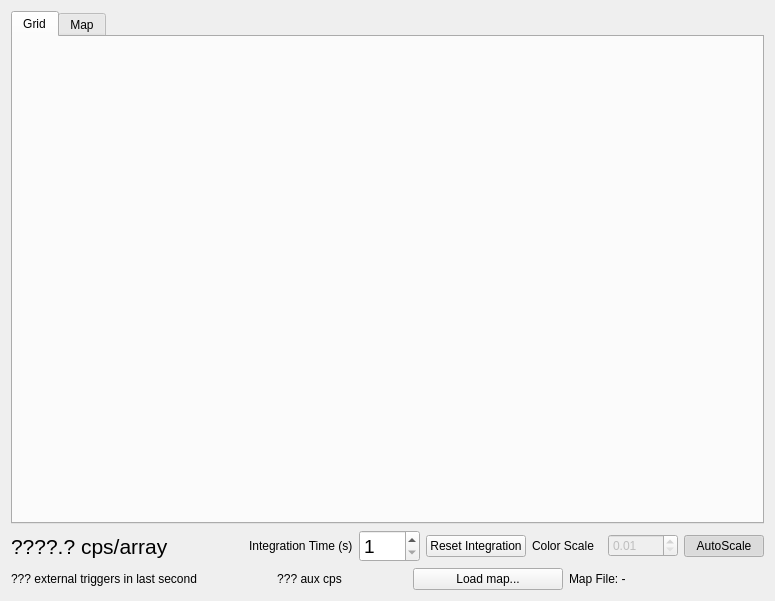
usnistgov/dastardcommander, file observe.ui: the form before one commit.
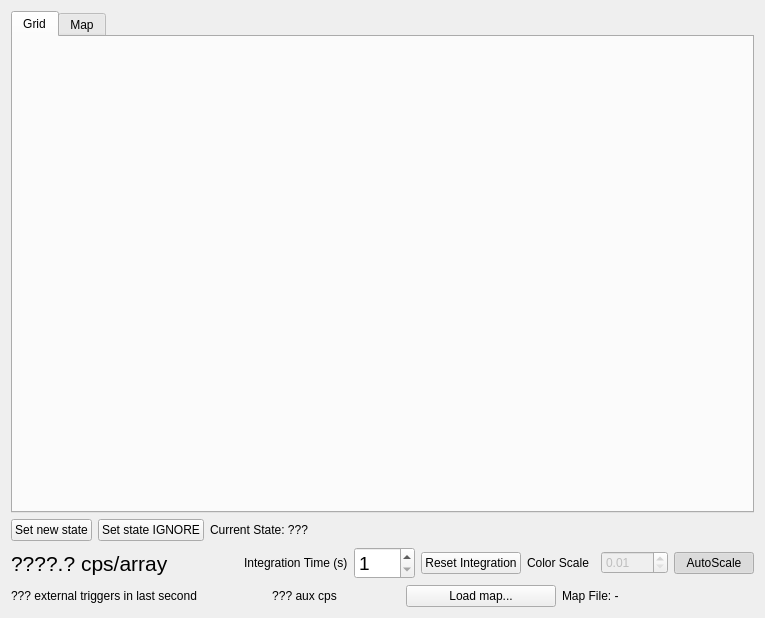
The form after the commit. The open tabs and pages were chosen to show the change.

Commit message: julia1.1 support and state setting buttons on observe tab

What changed in the file:
```diff
--- a/observe.ui
+++ b/observe.ui
@@ -6,15 +6,15 @@
    <rect>
     <x>0</x>
     <y>0</y>
-    <width>775</width>
-    <height>601</height>
+    <width>765</width>
+    <height>618</height>
    </rect>
   </property>
   <property name="windowTitle">
    <string>Form</string>
   </property>
-  <layout class="QVBoxLayout" name="verticalLayout">
-   <item>
+  <layout class="QGridLayout" name="gridLayout">
+   <item row="0" column="0">
     <layout class="QVBoxLayout" name="verticalLayout_countRateMap">
      <item>
       <widget class="QTabWidget" name="tabWidget">
@@ -55,7 +55,7 @@
      </item>
     </layout>
    </item>
-   <item>
+   <item row="2" column="0">
     <layout class="QHBoxLayout" name="horizontalLayout">
      <item>
       <widget class="QLabel" name="label_arrayCps">
@@ -150,7 +150,7 @@
      </item>
     </layout>
    </item>
-   <item>
+   <item row="3" column="0">
     <layout class="QHBoxLayout" name="horizontalLayout_4">
      <item>
       <widget class="QLabel" name="label_externalTriggersInLastSecond">
@@ -191,6 +191,44 @@
      </item>
     </layout>
    </item>
+   <item row="1" column="0">
+    <layout class="QHBoxLayout" name="horizontalLayout_5">
+     <item>
+      <widget class="QPushButton" name="pushButton_experimentStateNew">
+       <property name="text">
+        <string>Set new state</string>
+       </property>
+      </widget>
+     </item>
+     <item>
+      <widget class="QPushButton" name="pushButton_experimentStateIGNORE">
+       <property name="text">
+        <string>Set state IGNORE</string>
+       </property>
+      </widget>
+     </item>
+     <item>
+      <widget class="QLabel" name="label_experimentState">
+       <property name="text">
+        <string>Current State: ???</string>
+       </property>
+      </widget>
+     </item>
+     <item>
+      <spacer name="horizontalSpacer_2">
+       <property name="orientation">
+        <enum>Qt::Horizontal</enum>
+       </property>
+       <property name="sizeHint" stdset="0">
+        <size>
+         <width>40</width>
+         <height>20</height>
+        </size>
+       </property>
+      </spacer>
+     </item>
+    </layout>
+   </item>
   </layout>
  </widget>
  <resources/>
```
Left out of the diff: 2 changed lines with no effect on the pictures. The commit also changes 4 other files.
